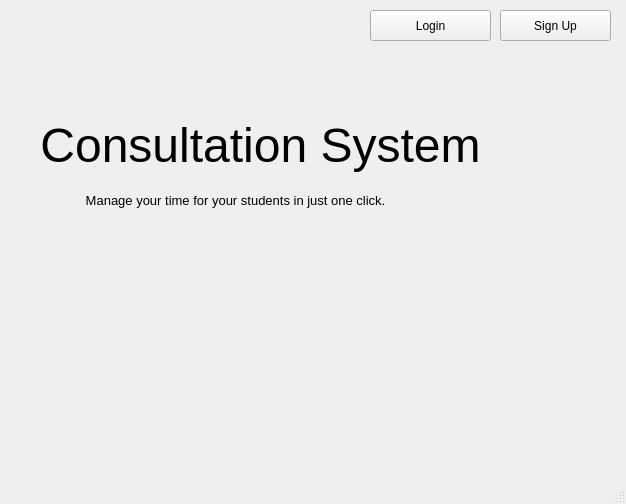
Above: interfaces/main.ui from MemExplorer/Consultation-Scheduling-System before the change. Below: the same form after it.
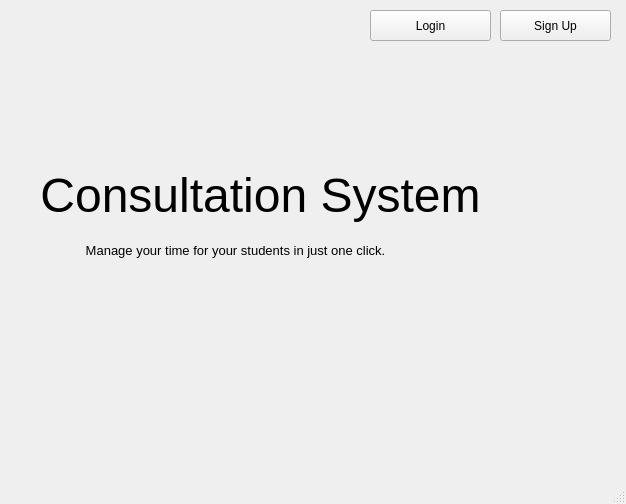
That is the form after the change. Icons and pictures are not drawn.

```diff
--- a/interfaces/main.ui
+++ b/interfaces/main.ui
@@ -27,7 +27,7 @@
     <property name="geometry">
      <rect>
       <x>30</x>
-      <y>110</y>
+      <y>160</y>
       <width>461</width>
       <height>71</height>
      </rect>
@@ -54,7 +54,7 @@
     <property name="geometry">
      <rect>
       <x>80</x>
-      <y>190</y>
+      <y>240</y>
       <width>311</width>
       <height>21</height>
      </rect>
```
Left out of the diff: 10 changed lines with no effect on the pictures.
